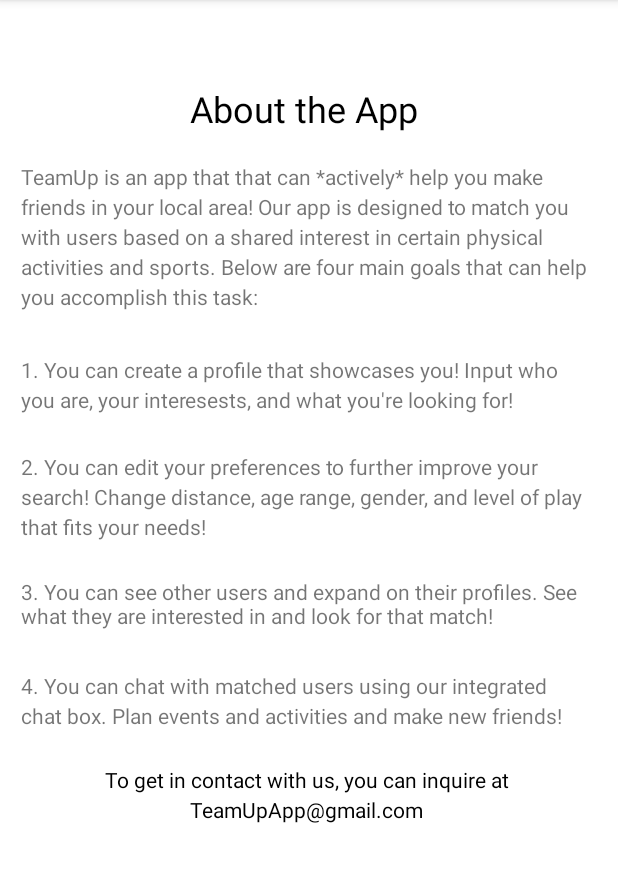
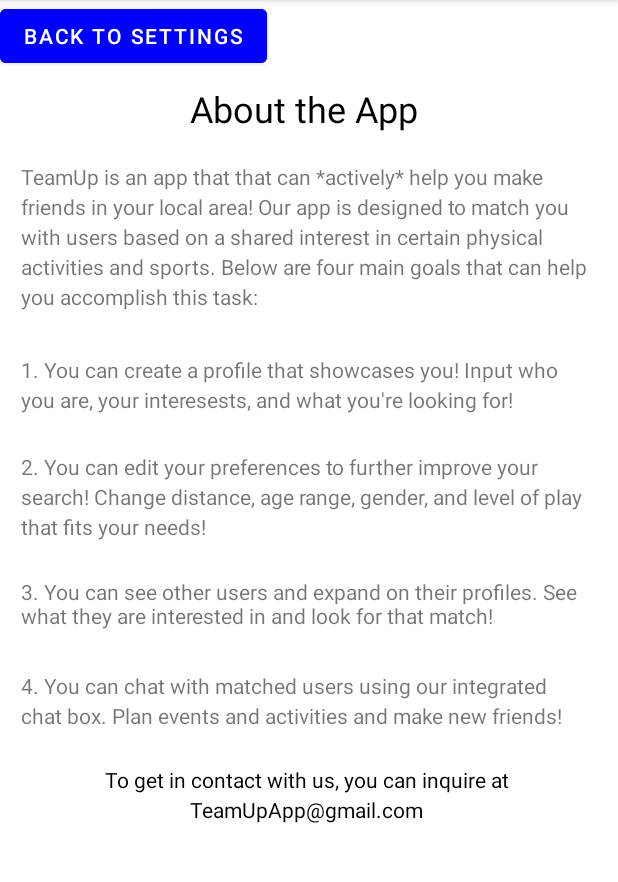
Before and after one commit to joloses/COSC341_Project, an Android app: the App_Information screen opened directly, with no data from a screen before it, on a phone screen of 412 x 824 dp, the part 84-966 px from its top. Run offline under Robolectric (Android 15) with nearby library versions, the phone set to English and light mode, and no system bars.

Commit message:
Added Back button on About page.

```diff
--- a/app/src/main/java/com/example/cosc341_project/App_Information.java
+++ b/app/src/main/java/com/example/cosc341_project/App_Information.java
@@ -3,13 +3,23 @@
 import androidx.appcompat.app.AppCompatActivity;
 
 import android.os.Bundle;
+import android.view.View;
+import android.widget.Button;
 
 public class App_Information extends AppCompatActivity {
+
+    Button back;
 
     @Override
     protected void onCreate(Bundle savedInstanceState) {
         super.onCreate(savedInstanceState);
         setContentView(R.layout.activity_app_information);
+
+
+    }
+
+    public void backToSetting(View view){
+        super.onBackPressed();
     }
 
 
--- a/app/src/main/java/com/example/cosc341_project/Settings_Preferences.java
+++ b/app/src/main/java/com/example/cosc341_project/Settings_Preferences.java
@@ -91,8 +91,6 @@
 
 
 
-    public void toPreviousActivity(View view){
-        super.onBackPressed();
-    }
+
 
 }
--- a/app/src/main/res/layout/activity_app_information.xml
+++ b/app/src/main/res/layout/activity_app_information.xml
@@ -88,4 +88,14 @@
         app:layout_constraintStart_toStartOf="parent"
         app:layout_constraintTop_toBottomOf="@+id/textView7" />
 
+    <Button
+        android:id="@+id/backBtn"
+        android:layout_width="wrap_content"
+        android:layout_height="wrap_content"
+        android:backgroundTint="#0000FE"
+        android:text="Back to Settings"
+        android:onClick="backToSetting"
+        tools:layout_editor_absoluteX="116dp"
+        tools:layout_editor_absoluteY="577dp" />
+
 </androidx.constraintlayout.widget.ConstraintLayout>
```
